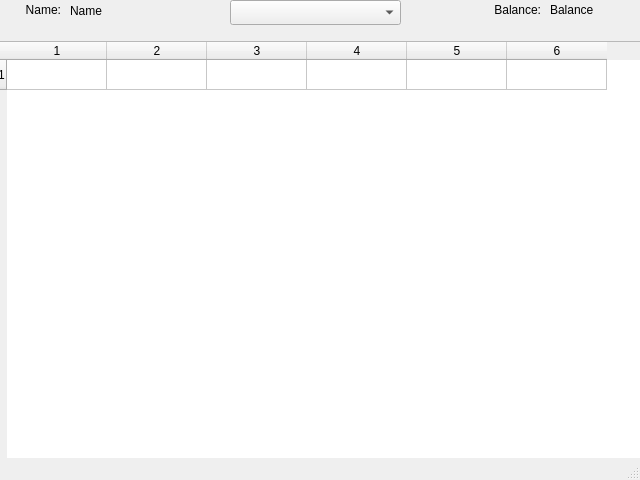
Old version of the form mainwindow.ui in the repository XaviP/komunitin_lite_qt.
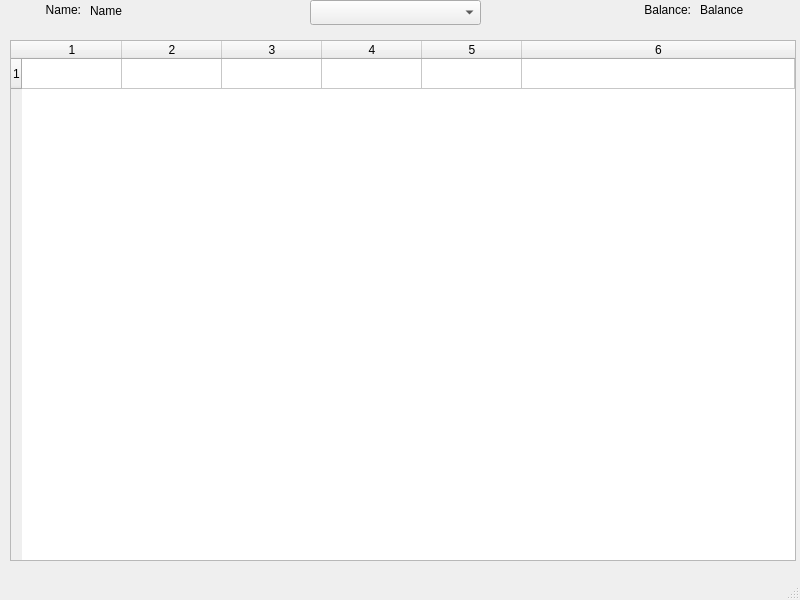
New version of the form.

What changed in the file:
```diff
--- a/mainwindow.ui
+++ b/mainwindow.ui
@@ -6,8 +6,8 @@
    <rect>
     <x>0</x>
     <y>0</y>
-    <width>640</width>
-    <height>480</height>
+    <width>800</width>
+    <height>600</height>
    </rect>
   </property>
   <property name="windowTitle">
@@ -17,10 +17,10 @@
    <widget class="QTableWidget" name="tableWidget">
     <property name="geometry">
      <rect>
-      <x>-5</x>
-      <y>41</y>
-      <width>651</width>
-      <height>421</height>
+      <x>10</x>
+      <y>40</y>
+      <width>786</width>
+      <height>521</height>
      </rect>
     </property>
     <property name="minimumSize">
@@ -42,7 +42,7 @@
      <bool>false</bool>
     </attribute>
     <attribute name="horizontalHeaderStretchLastSection">
-     <bool>false</bool>
+     <bool>true</bool>
     </attribute>
     <attribute name="verticalHeaderShowSortIndicator" stdset="0">
      <bool>true</bool>
@@ -61,7 +61,7 @@
    <widget class="QLabel" name="nameLabel">
     <property name="geometry">
      <rect>
-      <x>0</x>
+      <x>20</x>
       <y>0</y>
       <width>61</width>
       <height>20</height>
@@ -77,9 +77,9 @@
    <widget class="QLabel" name="nameInsertLabel">
     <property name="geometry">
      <rect>
-      <x>70</x>
+      <x>90</x>
       <y>0</y>
-      <width>111</width>
+      <width>161</width>
       <height>21</height>
      </rect>
     </property>
@@ -90,7 +90,7 @@
    <widget class="QComboBox" name="accountComboBox">
     <property name="geometry">
      <rect>
-      <x>230</x>
+      <x>310</x>
       <y>0</y>
       <width>171</width>
       <height>25</height>
@@ -100,7 +100,7 @@
    <widget class="QLabel" name="balanceLabel">
     <property name="geometry">
      <rect>
-      <x>460</x>
+      <x>610</x>
       <y>0</y>
       <width>81</width>
       <height>20</height>
@@ -116,7 +116,7 @@
    <widget class="QLabel" name="balanceInsertLabel">
     <property name="geometry">
      <rect>
-      <x>550</x>
+      <x>700</x>
       <y>0</y>
       <width>91</width>
       <height>20</height>
```
Left out of the diff: 2 changed lines with no effect on the pictures.
